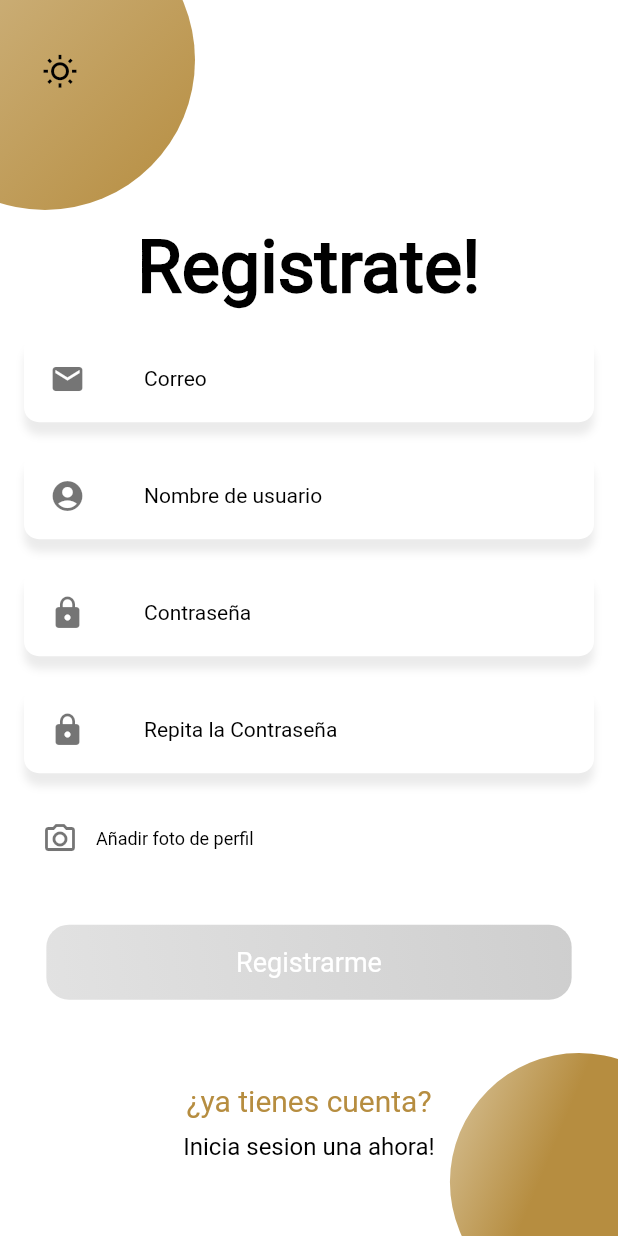
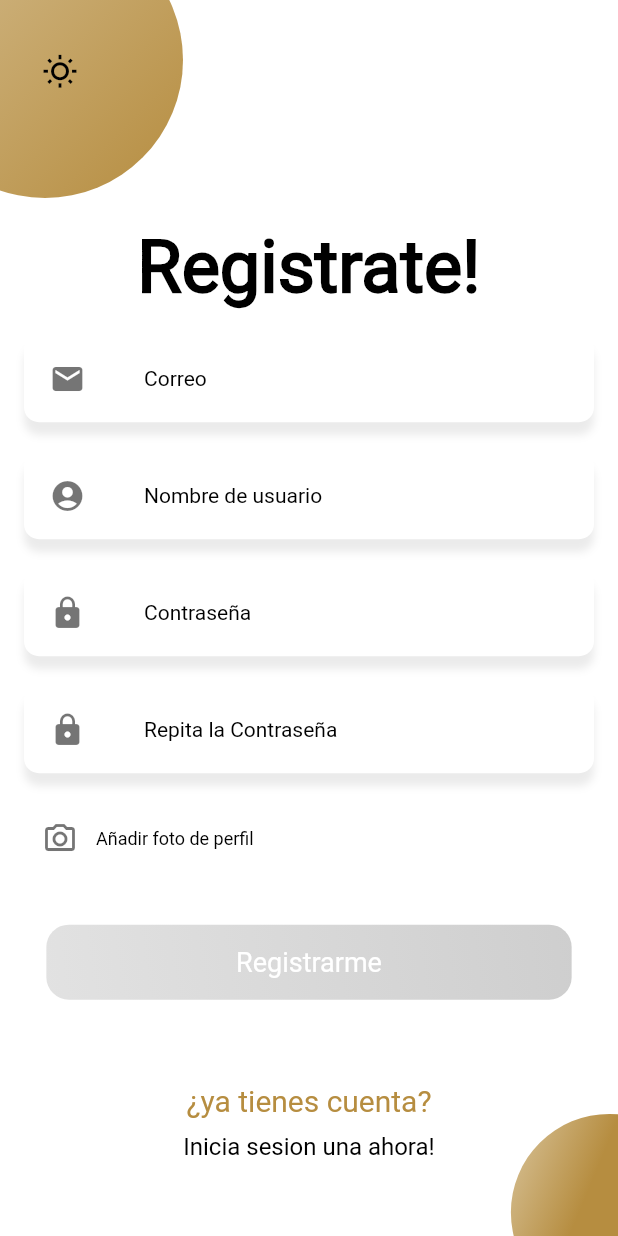
Before and after one commit to JuanSuarezZ/gobike, a Flutter app: the RegisterPagebody screen opened directly, on a phone screen of 412 x 824 dp. Run offline on Flutter 3.47's test engine with Material 2 defaults, Android fonts, the phone set to English and light mode, and no system bars; our stand-ins replace animate_do, auto_size_text, cached_network_image, cloud_firestore, firebase_auth, firebase_core and 9 more; missing offline and left inert: export_video_frame; accounts and stored records are empty.

Commit message:
background register fixeado

```diff
--- a/lib/UI/widgets/background/register_background.dart
+++ b/lib/UI/widgets/background/register_background.dart
@@ -24,16 +24,24 @@ class _HomePageState extends State<RegisterBackground>
     controller1 = AnimationController(
       vsync: this,
       duration: const Duration(
-        seconds: 10,
+        seconds: 4,
       ),
     );
-    animation2 = Tween<double>(begin: .5, end: .3).animate(
+    animation2 = Tween<double>(begin: .4, end: .3).animate(
       CurvedAnimation(
         parent: controller1,
-        curve: Curves.linear,
+        curve: Curves.easeInOut,
       ),
-    )..addListener(() {
+    )
+      ..addListener(() {
         setState(() {});
+      })
+      ..addStatusListener((status) {
+        if (status == AnimationStatus.completed) {
+          controller1.reverse();
+        } else if (status == AnimationStatus.dismissed) {
+          controller1.forward();
+        }
       });
 
     controller2 = AnimationController(
@@ -42,7 +50,7 @@ class _HomePageState extends State<RegisterBackground>
         seconds: 5,
       ),
     );
-    animation3 = Tween<double>(begin: 100, end: 120).animate(CurvedAnimation(
+    animation3 = Tween<double>(begin: 80, end: 120).animate(CurvedAnimation(
       parent: controller2,
       curve: Curves.easeInOut,
     ))
@@ -56,22 +64,16 @@ class _HomePageState extends State<RegisterBackground>
           controller2.forward();
         }
       });
-    animation4 = Tween<double>(begin: 100, end: 120).animate(
-      CurvedAnimation(
-        parent: controller2,
-        curve: Curves.easeInOut,
-      ),
-    )..addListener(() {
-        setState(() {});
-      });
 
-    Timer(const Duration(milliseconds: 100), () {
-      controller1.forward();
-    });
+    // Timer(const Duration(milliseconds: 100), () {
+    //   controller1.forward();
+    // });
 
-    Timer(const Duration(milliseconds: 100), () {
-      controller1.forward();
-    });
+    // Timer(const Duration(milliseconds: 100), () {
+    //   controller1.forward();
+    // });
+    controller1.forward();
+    controller2.forward();
   }
 
   @override
@@ -94,13 +96,6 @@ class _HomePageState extends State<RegisterBackground>
               left: 30,
               child: CustomPaint(
                 painter: MyPainter(animation3.value),
-              ),
-            ),
-            Positioned(
-              top: size.height * .5,
-              left: size.width * (animation4.value),
-              child: CustomPaint(
-                painter: MyPainter(60),
               ),
             ),
             Positioned(
```
